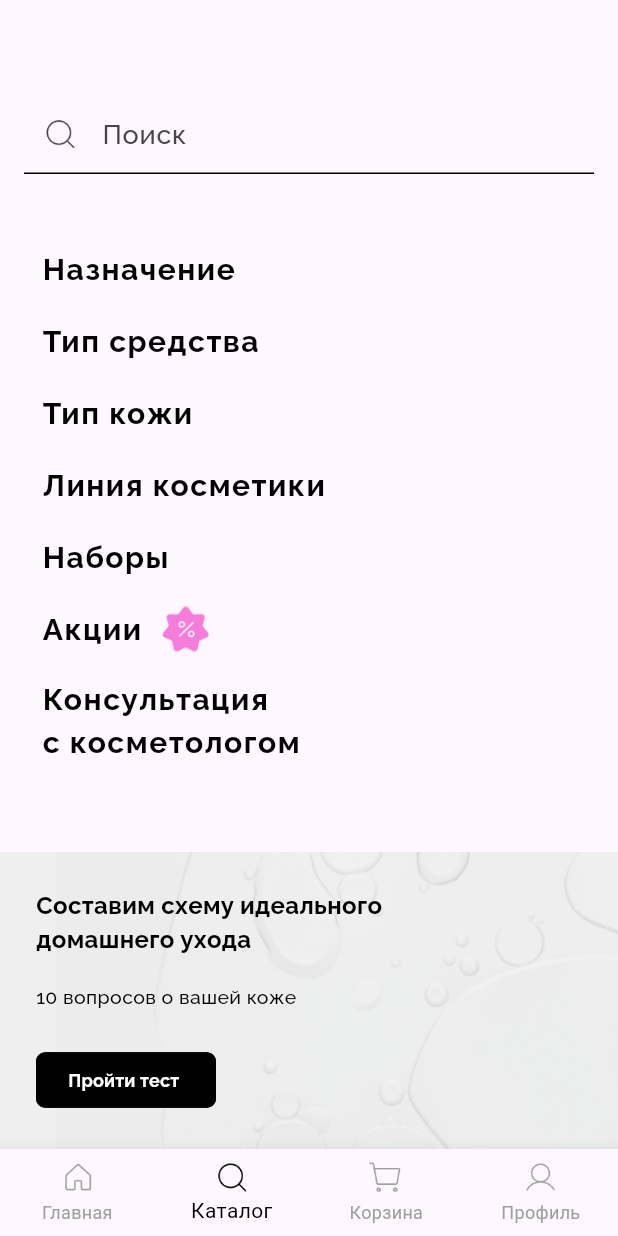
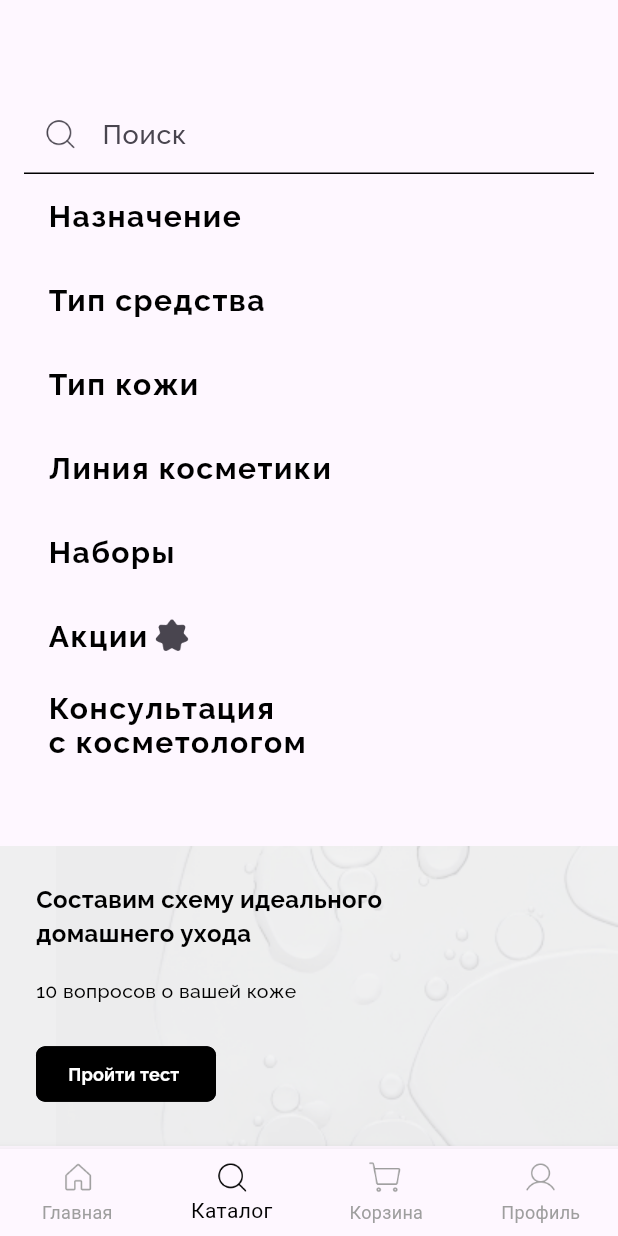
Before and after one commit to DenUP/cosmetics_app, a Flutter app: the screen it shows after launch, item 2 of the bottom bar chosen, on a phone screen of 412 x 824 dp. Run offline on Flutter 3.47's test engine with Material 3 defaults, Android fonts, the phone set to English and light mode, and no system bars.

Commit message:
modif: catalog

```diff
--- a/lib/screen/katalog.dart
+++ b/lib/screen/katalog.dart
@@ -1,5 +1,6 @@
 import 'package:cosmetics_app/core/app_color.dart';
 import 'package:cosmetics_app/data/list_menu_main.dart';
+import 'package:cosmetics_app/screen/type_kosha.dart';
 import 'package:cosmetics_app/widgets/app_button.dart';
 import 'package:cosmetics_app/widgets/list_menu_widget.dart';
 import 'package:flutter/material.dart';
@@ -17,9 +18,6 @@ class Katalog extends StatelessWidget {
               height: 63,
             ),
             SearchForm(),
-            SizedBox(
-              height: 40,
-            ),
             ListMenuCatalog(),
             SizedBox(
               height: 50,
@@ -73,19 +71,45 @@ class ListMenuCatalog extends StatelessWidget {
 
   @override
   Widget build(BuildContext context) {
-    final listMenu = getListMenuMain();
+    final listMenu = listMenuMain;
+
     return Padding(
-        padding: const EdgeInsets.symmetric(horizontal: 16),
-        child: Column(
-          children: [
-            ListMenuWidget(
-              listMenu: listMenu,
+      padding: const EdgeInsets.symmetric(horizontal: 16),
+      child: ListView.builder(
+        // itemExtent: 300,
+        shrinkWrap: true,
+        itemCount: listMenu.length,
+        itemBuilder: (context, index) {
+          return ListTile(
+            titleTextStyle: TextStyle(
+              letterSpacing: 1,
               fontSize: 20,
-              onPressedd: () =>
-                  Navigator.of(context).pushNamed('/katalog/type'),
+              fontWeight: FontWeight.w600,
+              color: Colors.black,
+              fontFamily: 'Raleway',
             ),
-          ],
-        ));
+            onTap: () {
+              if (listMenu[index].title == 'Тип кожи') {
+                Navigator.of(context).pushNamed('/katalog/type');
+              }
+            },
+            title: listMenu[index].title == 'Акции'
+                ? Row(
+                    mainAxisSize: MainAxisSize.min,
+                    children: [
+                      Text(listMenu[index].title),
+                      const SizedBox(
+                        width: 4,
+                      ),
+                      ImageIcon(
+                          AssetImage('assets/img/stocks/stock_purple.png')),
+                    ],
+                  )
+                : Text(listMenu[index].title),
+          );
+        },
+      ),
+    );
   }
 }
 
--- a/lib/screen/main_navigation.dart
+++ b/lib/screen/main_navigation.dart
@@ -17,10 +17,10 @@ class _MainNavigationState extends State<MainNavigation> {
     MainList(),
     Katalog(),
     Text(
-      'Index 2: School',
+      'Корзина',
     ),
     Text(
-      'Index 3: School',
+      'Профиль',
     ),
   ];
   void _onItemTapped(int index) {
@@ -33,7 +33,9 @@ class _MainNavigationState extends State<MainNavigation> {
   Widget build(BuildContext context) {
     return Scaffold(
       body: _widgetOptions.elementAt(_selectedIndex),
+      // body: _widgetOptions.elementAt(_selectedIndex),
       bottomNavigationBar: BottomNavigationBar(
+          // bottomNavigationBar: BottomNavigationBar(
           iconSize: 24,
           items: const [
             BottomNavigationBarItem(
```
Also changed, not shown: lib/data/list_menu_main.dart (+16 -2 lines), lib/screen/type_kosha.dart (+33 -1 lines), assets/icons/Vector.png (added).
